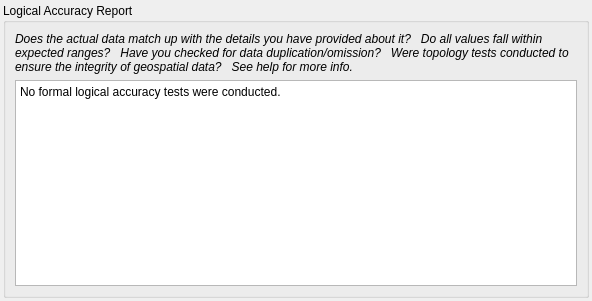
The window that pymdwizard/gui/ui_files/LogicalAccuracy.ui (DOI-USGS/fort-pymdwizard) describes before a commit, drawn with Qt 5.
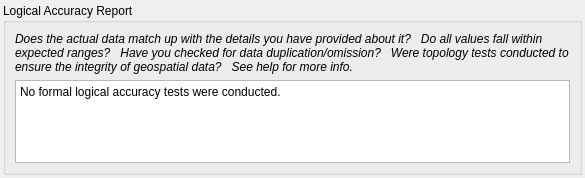
The same window after the commit.

```diff
--- a/pymdwizard/gui/ui_files/LogicalAccuracy.ui
+++ b/pymdwizard/gui/ui_files/LogicalAccuracy.ui
@@ -6,8 +6,8 @@
    <rect>
     <x>0</x>
     <y>0</y>
-    <width>592</width>
-    <height>301</height>
+    <width>585</width>
+    <height>178</height>
    </rect>
   </property>
   <property name="font">
@@ -45,6 +45,9 @@
           <italic>true</italic>
          </font>
         </property>
+        <property name="styleSheet">
+         <string notr="true">font: italic;</string>
+        </property>
         <property name="text">
          <string>Does the actual data match up with the details you have provided about it?   Do all values fall within expected ranges?   Have you checked for data duplication/omission?   Were topology tests conducted to ensure the integrity of geospatial data?   See help for more info.</string>
         </property>
```
Left out of the diff: 11 changed lines with no effect on the pictures.
